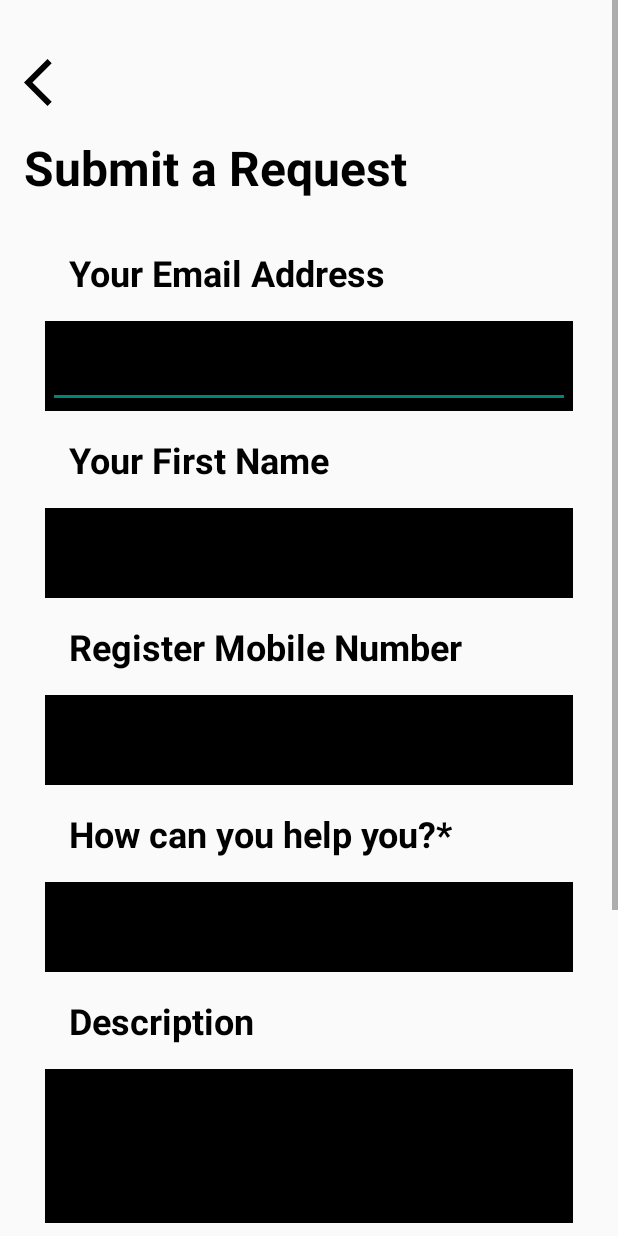
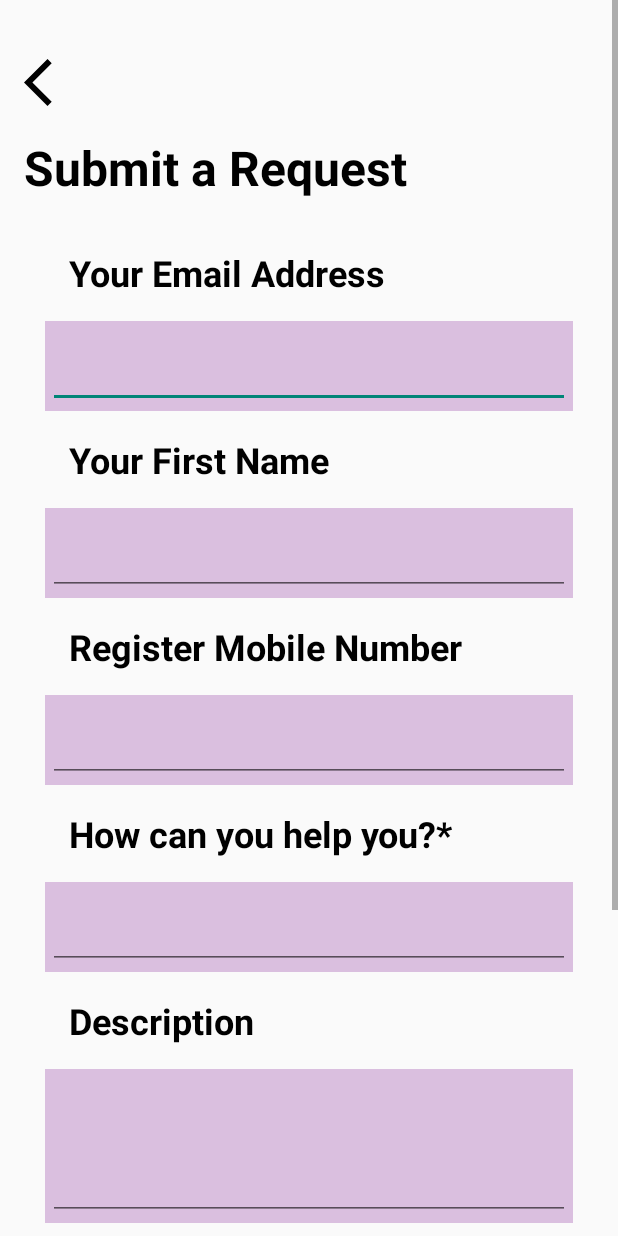
Before and after one commit to Ramreddy540/datingapp, an Android app: the SupportActivity screen opened directly, with no data from a screen before it, on a phone screen of 412 x 824 dp. Run offline under Robolectric (Android 15) with nearby library versions, the phone set to English and light mode, and no system bars.

Commit message:
Chnaged Help center & profile details

```diff
--- a/app/src/main/res/layout/activity_delete.xml
+++ b/app/src/main/res/layout/activity_delete.xml
@@ -12,9 +12,9 @@
             android:id="@+id/Delete"
             android:layout_width="wrap_content"
             android:layout_height="wrap_content"
-            android:layout_marginStart="144dp"
+            android:layout_marginStart="100dp"
             android:layout_marginTop="16dp"
-            android:text="Deleted"
+            android:text="Delete Account"
             android:textColor="@color/black"
             android:textSize="32dp"
             android:textStyle="bold"
@@ -98,7 +98,7 @@
             android:textSize="20dp"
             app:layout_constraintTop_toBottomOf="@+id/radioButton6"
             tools:ignore="MissingConstraints"
-            tools:layout_editor_absoluteX="44dp" />
+            tools:layout_editor_absoluteX="74dp" />
 
         <com.google.android.material.textfield.TextInputLayout
             android:id="@+id/textInputLayout"
--- a/app/src/main/res/layout/activity_profile.xml
+++ b/app/src/main/res/layout/activity_profile.xml
@@ -146,7 +146,7 @@
             android:layout_height="wrap_content"
             android:layout_marginStart="30dp"
             android:layout_marginEnd="30dp"
-            android:drawableLeft="@drawable/instagramm"
+            android:drawableLeft="@drawable/instagram"
             android:drawableRight="@drawable/baseline_navigate_next_24"
             android:gravity="center"
             android:text="Instagram"
--- a/app/src/main/res/layout/activity_support.xml
+++ b/app/src/main/res/layout/activity_support.xml
@@ -44,7 +44,7 @@
         <com.google.android.material.textfield.TextInputLayout
             android:layout_width="match_parent"
             android:layout_height="wrap_content"
-            android:background="@color/black"
+            android:background="#DABFDF"
             android:layout_marginLeft="30dp"
             android:layout_marginRight="30dp"
             android:padding="2dp">
@@ -67,10 +67,11 @@
             android:layout_marginLeft="30dp"
             android:textSize="24dp"
             android:padding="16dp" />
+
         <com.google.android.material.textfield.TextInputLayout
             android:layout_width="match_parent"
             android:layout_height="wrap_content"
-            android:background="@color/black"
+            android:background="#DABFDF"
             android:layout_marginLeft="30dp"
             android:layout_marginRight="30dp"
             android:padding="2dp">
@@ -96,7 +97,7 @@
         <com.google.android.material.textfield.TextInputLayout
             android:layout_width="match_parent"
             android:layout_height="wrap_content"
-            android:background="@color/black"
+            android:background="#DABFDF"
             android:layout_marginLeft="30dp"
             android:layout_marginRight="30dp"
             android:padding="2dp">
@@ -118,10 +119,11 @@
             android:layout_marginLeft="30dp"
             android:textSize="24dp"
             android:padding="16dp" />
+
         <com.google.android.material.textfield.TextInputLayout
             android:layout_width="match_parent"
             android:layout_height="wrap_content"
-            android:background="@color/black"
+            android:background="#DABFDF"
             android:layout_marginLeft="30dp"
             android:layout_marginRight="30dp"
             android:padding="2dp">
@@ -148,8 +150,7 @@
         <com.google.android.material.textfield.TextInputLayout
             android:layout_width="match_parent"
             android:layout_height="wrap_content"
-            android:background="@color/black"
-
+            android:background="#DABFDF"
             android:layout_marginLeft="30dp"
             android:layout_marginRight="30dp"
             android:padding="2dp">
@@ -166,7 +167,7 @@
             android:layout_width="match_parent"
             android:layout_height="wrap_content"
             android:text="Please enter the details of your request. A member of our support staff will respond as soon as possible"
-            android:textColor="@color/black"
+            android:textColor="#000000"
             android:textSize="16dp"
             android:layout_marginTop="16dp"
             android:layout_marginLeft="30dp"
@@ -201,7 +202,7 @@
             android:layout_height="wrap_content"
             android:text="Submit"
             android:layout_marginTop="25dp"
-            android:backgroundTint="@color/black"
+            android:backgroundTint="#DABFDF"
             android:layout_marginLeft="20dp"
             android:layout_marginRight="20dp"
             android:padding="16dp" />
--- a/app/src/main/res/layout/fragment_profile.xml
+++ b/app/src/main/res/layout/fragment_profile.xml
@@ -4,7 +4,6 @@
     xmlns:tools="http://schemas.android.com/tools"
     android:layout_width="match_parent"
     android:layout_height="match_parent"
-    android:background="@drawable/profilebg"
     tools:context=".ProfileFragment">
 
     <ScrollView
@@ -138,7 +137,7 @@
                     android:layout_height="wrap_content"
                     android:layout_marginStart="30dp"
                     android:layout_marginEnd="30dp"
-                    android:drawableLeft="@drawable/instagramm"
+                    android:drawableLeft="@drawable/instagram"
                     android:drawableRight="@drawable/baseline_navigate_next_24"
                     android:gravity="center"
                     android:text="Instagram"
--- a/app/src/main/res/layout/safetytips.xml
+++ b/app/src/main/res/layout/safetytips.xml
@@ -13,7 +13,7 @@
         <ImageView
             android:id="@+id/aro1"
             android:layout_width="36dp"
-            android:layout_height="36dp"
+            android:layout_height="25dp"
             android:src="@drawable/baseline_arrow_back_ios_24"
             app:layout_constraintStart_toStartOf="parent"
             app:layout_constraintTop_toTopOf="parent" />
@@ -21,7 +21,7 @@
         <TextView
             android:layout_width="wrap_content"
             android:layout_height="wrap_content"
-            android:text="safety tips"
+            android:text="Safety tips"
             android:textColor="@color/black"
             android:textSize="30sp"
             android:textStyle="bold"
```
Also changed, not shown: app/src/main/res/drawable/img.png (deleted), app/src/main/res/drawable/img_1.png (deleted), app/src/main/res/drawable/img_2.png (deleted), app/src/main/res/drawable/instagram.png (added), app/src/main/res/drawable/instagramm.png (deleted).
